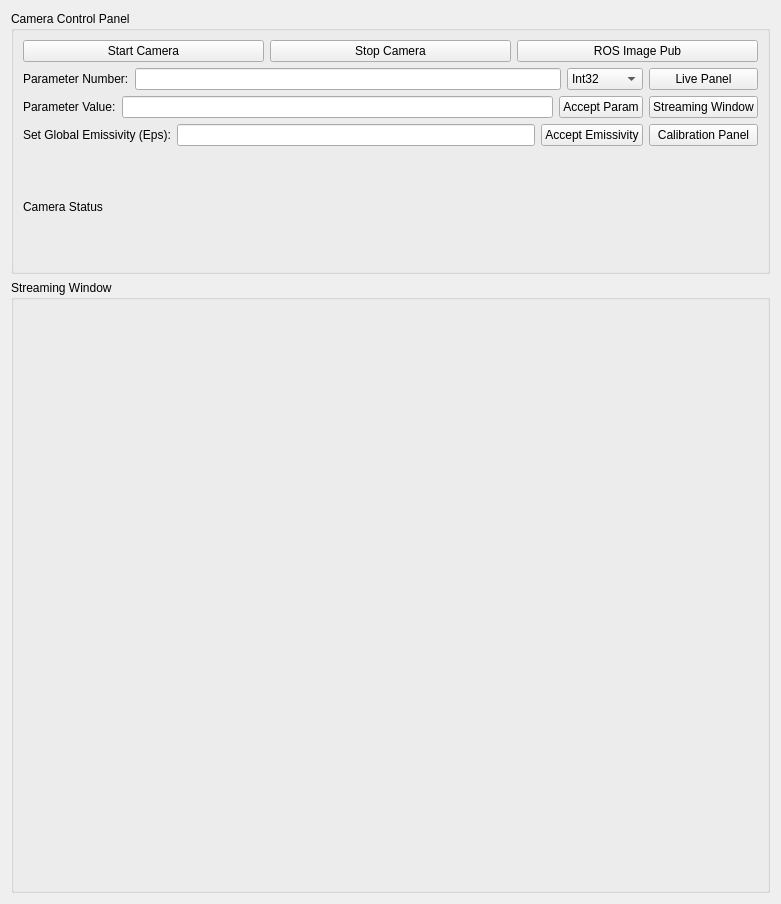
Qt form src/Infratec_thermal_camera/Infratec_ros_driver/resources/infratec.ui (Davidlequnchen/MultiSensorFusion-ROS-AM-Monitoring) before a commit.
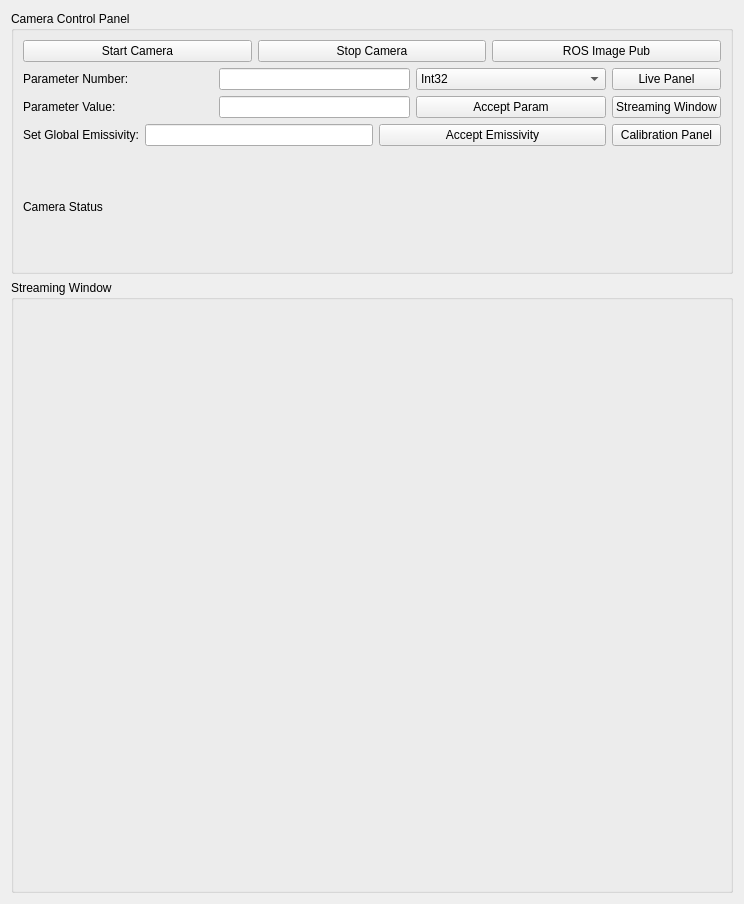
The same form after that commit.

```diff
--- a/src/Infratec_thermal_camera/Infratec_ros_driver/resources/infratec.ui
+++ b/src/Infratec_thermal_camera/Infratec_ros_driver/resources/infratec.ui
@@ -6,7 +6,7 @@
    <rect>
     <x>0</x>
     <y>0</y>
-    <width>781</width>
+    <width>744</width>
     <height>904</height>
    </rect>
   </property>
@@ -50,7 +50,7 @@
         <item>
          <layout class="QVBoxLayout" name="verticalLayout_3">
           <item>
-           <layout class="QHBoxLayout" name="horizontalLayout_2">
+           <layout class="QHBoxLayout" name="horizontalLayout_2" stretch="3,3,3">
             <item>
              <widget class="QLabel" name="label_4">
               <property name="text">
@@ -103,7 +103,7 @@
            </layout>
           </item>
           <item>
-           <layout class="QHBoxLayout" name="horizontalLayout_3">
+           <layout class="QHBoxLayout" name="horizontalLayout_3" stretch="3,3,3">
             <item>
              <widget class="QLabel" name="label_5">
               <property name="text">
@@ -124,11 +124,11 @@
            </layout>
           </item>
           <item>
-           <layout class="QHBoxLayout" name="horizontalLayout_4">
+           <layout class="QHBoxLayout" name="horizontalLayout_4" stretch="0,3,3">
             <item>
              <widget class="QLabel" name="label_6">
               <property name="text">
-               <string>Set Global Emissivity (Eps):</string>
+               <string>Set Global Emissivity:</string>
               </property>
              </widget>
             </item>
```
